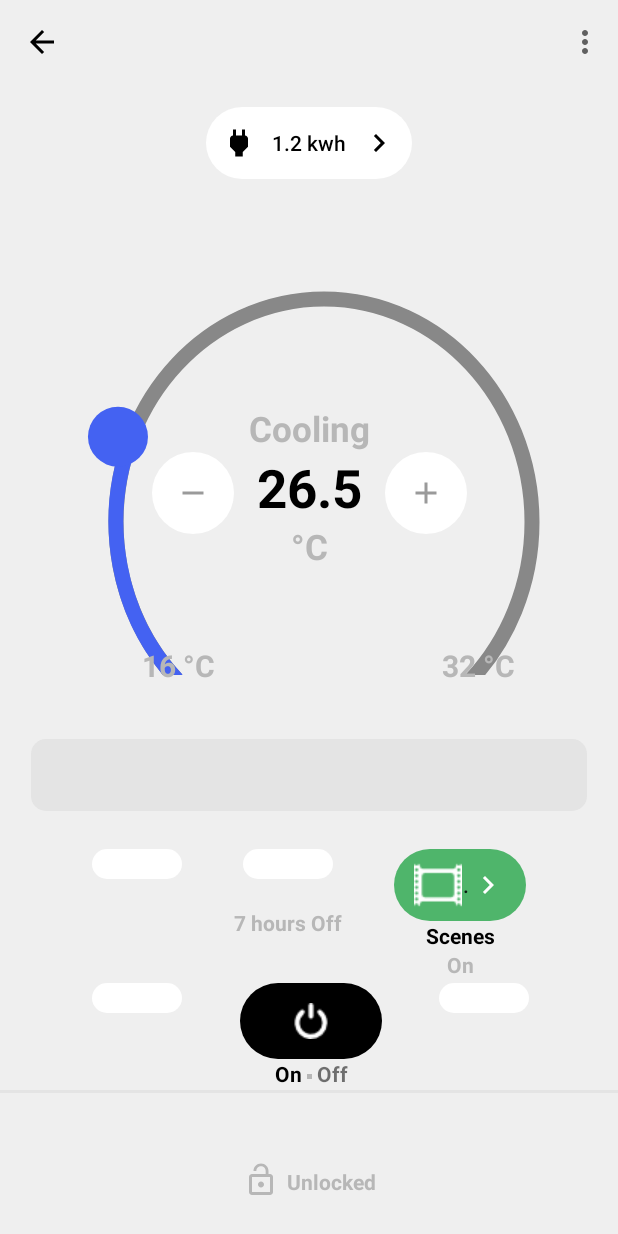
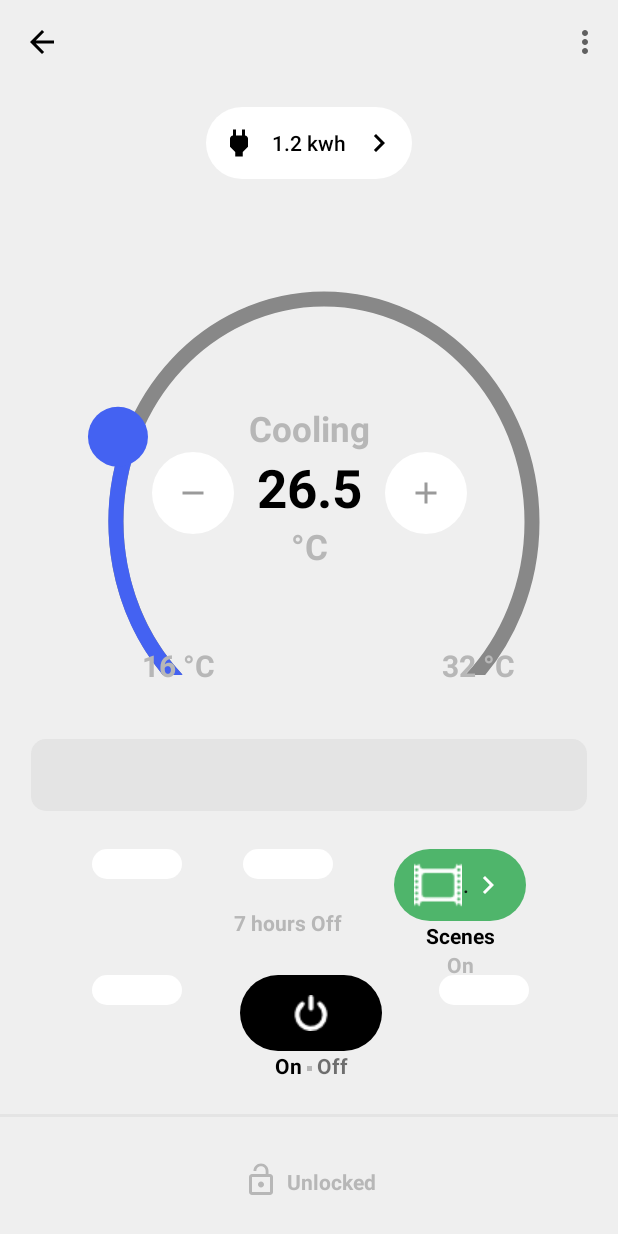
Before and after one commit to vidhi48/Android-Demos, an Android app: the layout activity_air_conditioner.xml on its own in the app's theme, with its tools: preview values and no code run, on a phone screen of 412 x 824 dp. Run offline under Robolectric (Android 15) with nearby library versions, the phone set to English and light mode, and no system bars.

Commit message:
TE7-T894 KT screen

```diff
--- a/app/src/main/res/layout/activity_air_conditioner.xml
+++ b/app/src/main/res/layout/activity_air_conditioner.xml
@@ -33,6 +33,26 @@
         android:background="@color/whiteApp"
         tools:context="com.example.demo.AirConditionerActivity">
 
+        <include
+            android:id="@+id/appBar"
+            layout="@layout/app_bar"
+            android:layout_width="match_parent"
+            android:layout_height="wrap_content"
+            app:appBar="@{actionBar}" />
+
+        <ScrollView
+            android:id="@+id/verticalScroll"
+            android:layout_width="match_parent"
+            android:layout_height="@dimen/dp_0"
+            android:layout_marginBottom="@dimen/dp_15"
+            android:fillViewport="true"
+            app:layout_constraintBottom_toTopOf="@id/line"
+            app:layout_constraintTop_toBottomOf="@id/appBar">
+
+            <androidx.constraintlayout.widget.ConstraintLayout
+                android:layout_width="match_parent"
+                android:layout_height="wrap_content">
+
                 <androidx.constraintlayout.widget.Guideline
                     android:id="@+id/guideLine1"
                     android:layout_width="wrap_content"
@@ -46,13 +66,6 @@
                     android:layout_height="wrap_content"
                     android:orientation="vertical"
                     app:layout_constraintGuide_percent="0.95" />
-
-        <include
-            android:id="@+id/appBar"
-            layout="@layout/app_bar"
-            android:layout_width="match_parent"
-            android:layout_height="wrap_content"
-            app:appBar="@{actionBar}" />
 
                 <androidx.appcompat.widget.AppCompatButton
                     android:id="@+id/volt"
@@ -73,7 +86,7 @@
                     android:textColor="@color/black"
                     app:layout_constraintEnd_toEndOf="parent"
                     app:layout_constraintStart_toStartOf="parent"
-            app:layout_constraintTop_toBottomOf="@id/appBar" />
+                    app:layout_constraintTop_toTopOf="parent" />
 
                 <include
                     android:id="@+id/slider"
@@ -178,15 +191,15 @@
                     layout="@layout/buttons_air_conditioner"
                     android:layout_width="wrap_content"
                     android:layout_height="wrap_content"
-            android:layout_marginTop="@dimen/dp_50"
                     app:buttons="@{autoBtn}"
                     app:layout_constraintStart_toStartOf="@id/swing"
-            app:layout_constraintTop_toBottomOf="@id/swing" />
+                    app:layout_constraintTop_toTopOf="@id/power" />
 
                 <ImageButton
                     android:id="@+id/power"
                     android:layout_width="wrap_content"
                     android:layout_height="wrap_content"
+                    android:layout_marginTop="@dimen/dp_25"
                     android:background="@drawable/button_corner"
                     android:backgroundTint="@color/black"
                     android:contentDescription="@string/app_name"
@@ -197,7 +210,7 @@
                     android:src="@drawable/power"
                     app:layout_constraintEnd_toStartOf="@id/setting"
                     app:layout_constraintStart_toEndOf="@id/auto"
-            app:layout_constraintTop_toTopOf="@id/auto"
+                    app:layout_constraintTop_toBottomOf="@id/timerText"
                     app:tint="@color/white" />
 
                 <TextView
@@ -241,6 +254,9 @@
                     app:layout_constraintStart_toEndOf="@id/power"
                     app:layout_constraintTop_toTopOf="@id/power" />
 
+            </androidx.constraintlayout.widget.ConstraintLayout>
+        </ScrollView>
+
         <View
             android:id="@+id/line"
             android:layout_width="match_parent"
@@ -249,8 +265,7 @@
             android:layout_marginBottom="@dimen/dp_30"
             android:background="@color/lightGray"
             app:layout_constraintBottom_toTopOf="@id/lock"
-            app:layout_constraintStart_toStartOf="parent"
-            app:layout_constraintTop_toBottomOf="@id/auto" />
+            app:layout_constraintStart_toStartOf="parent"/>
 
         <ImageView
             android:id="@+id/lock"
```
Also changed, not shown: app/src/main/java/com/example/demo/TelevisionActivity.kt (+10 -8 lines), app/src/main/res/layout/activity_music.xml (+19 -4 lines), app/src/main/res/layout/activity_television.xml (+18 -4 lines). Lines whose indentation alone changed are shown as unchanged.
